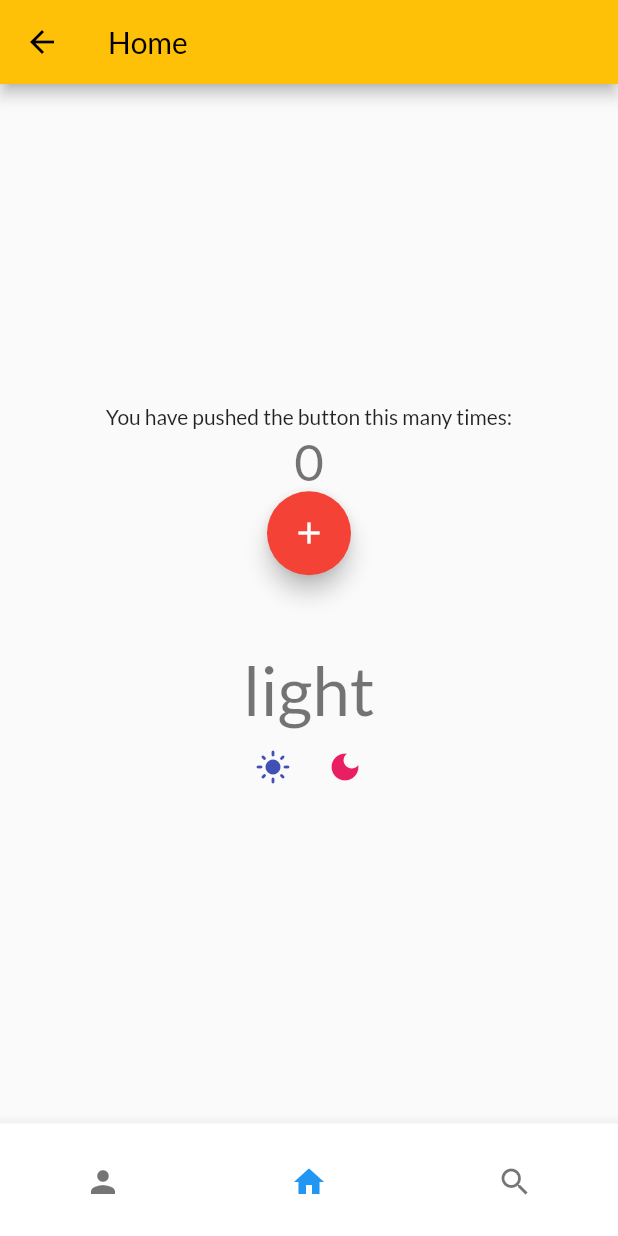
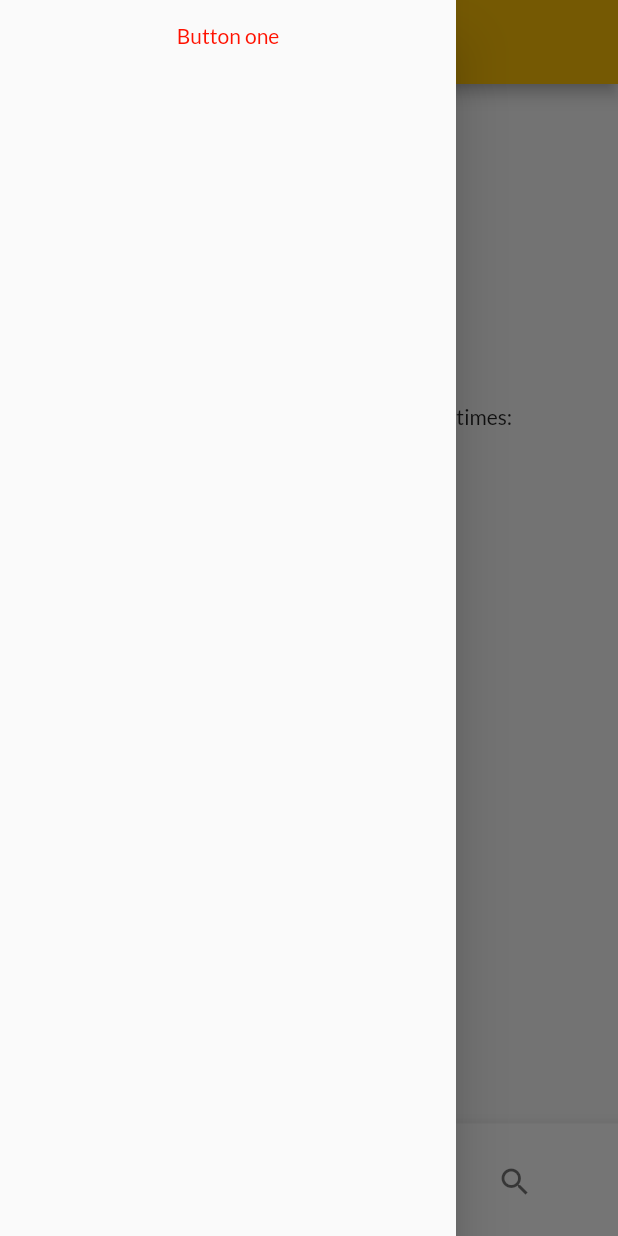
Before and after one commit to dvconsultores/flutter_template, a Flutter app: the MainNavigation screen opened directly, with the side drawer open (before the commit the screen has no drawer), on a phone screen of 412 x 824 dp. Run offline on Flutter 3.47's test engine with Material 2 defaults, Android fonts, the phone set to English and light mode, and no system bars; our stand-ins replace another_flushbar, flutter_secure_storage, google_fonts, hive, hive_flutter, rxdart and 1 more; missing offline and left inert: generic_bloc_provider; accounts and stored records are empty.

```diff
--- /dev/null
+++ b/lib/main_drawer.dart
@@ -0,0 +1,30 @@
+import 'package:flutter/material.dart';
+import 'package:flutter_detextre4/utils/config/app_config.dart';
+import 'package:flutter_detextre4/widgets/test_web_sockets.dart';
+
+class MainDrawer extends StatelessWidget {
+  const MainDrawer({super.key});
+
+  @override
+  Widget build(BuildContext context) {
+    // * Go to page
+    void goToPage(Widget page) {
+      Navigator.pop(context);
+      Navigator.push(context, MaterialPageRoute(builder: (builder) => page));
+    }
+
+    return Drawer(
+        child: Column(
+      children: [
+        TextButton(
+          child: Text(
+            "Button one",
+            style:
+                TextStyle(color: AppColors.getColor(context, ColorType.active)),
+          ),
+          onPressed: () => goToPage(TestWebSockets()),
+        )
+      ],
+    ));
+  }
+}
--- a/lib/main_navigation.dart
+++ b/lib/main_navigation.dart
@@ -2,6 +2,7 @@ import 'package:flutter/material.dart';
 import 'package:flutter_detextre4/features/search/ui/screens/search_screen.dart';
 import 'package:flutter_detextre4/features/user/ui/screens/user_screen.dart';
 import 'package:flutter_detextre4/home_page.dart';
+import 'package:flutter_detextre4/main_drawer.dart';
 import 'package:flutter_detextre4/main_provider.dart';
 import 'package:provider/provider.dart';
 
@@ -18,6 +19,7 @@ class _MainNavigationState extends State<MainNavigation> {
     final mainProvider = context.watch<MainProvider>();
 
     return Scaffold(
+      drawer: const MainDrawer(),
       appBar: AppBar(
         title: Text(<String>["User", "Home", "Search"][mainProvider.indexTab]),
       ),
--- a/lib/splash_screen.dart
+++ b/lib/splash_screen.dart
@@ -1,7 +1,7 @@
 import 'package:flutter/material.dart';
 import 'package:flutter_detextre4/features/user/ui/screens/sign_in_screen.dart';
 import 'package:flutter_detextre4/utils/config/app_config.dart';
-import 'package:flutter_detextre4/utils/const/global_functions.dart';
+import 'package:flutter_detextre4/utils/config/extensions_config.dart';
 import 'dart:math' as math;
 
 class SplashScreen extends StatefulWidget {
@@ -22,7 +22,8 @@ class _SplashPageState extends State<SplashScreen>
   );
 
   void goToNextPage() {
-    pushReplacementWithTransition(context, widget: const SignInScreen());
+    const Navigator()
+        .pushReplacementWithTransition(context, const SignInScreen());
   }
 
   @override
--- a/pubspec.yaml
+++ b/pubspec.yaml
@@ -52,6 +52,7 @@ dependencies:
   flutter_secure_storage: ^8.0.0
   hive: ^2.2.3
   hive_flutter: ^1.1.0
+  web_socket_channel: ^2.3.0
 
 
 dev_dependencies:
```
Also changed, not shown: lib/utils/config/extensions_config.dart (+59 -0 lines), lib/utils/const/global_functions.dart (+0 -56 lines), lib/widgets/test_web_sockets.dart (added, +56 -0 lines), pubspec.lock.
